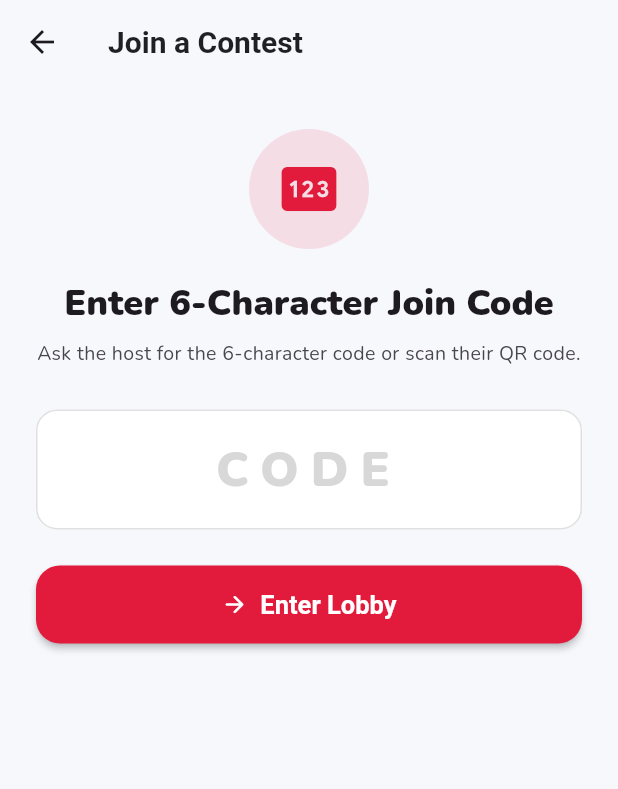
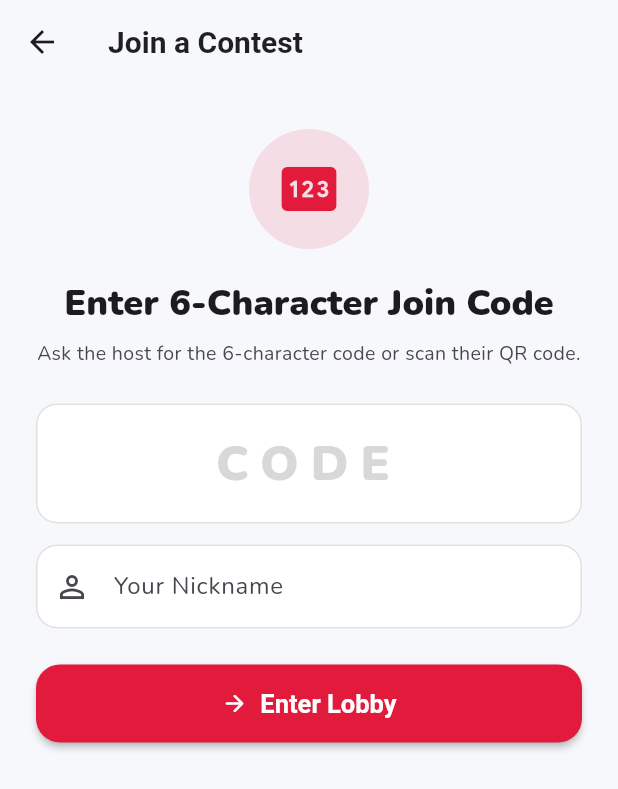
Before and after one commit to exocross-tech/EC-QUIZ, a Flutter app: the screen it shows once a user with an empty profile is signed in, after a tap on "Join a Contest", on a phone screen of 412 x 824 dp. Shown: the top 789 px of the screen. Run offline on Flutter 3.47's test engine with Material 3 defaults, Android fonts, the phone set to English and light mode, and no system bars; our stand-ins replace cloud_firestore, firebase_auth, firebase_core, flutter_riverpod, go_router, google_fonts and 3 more; missing offline and left inert: dart:html; accounts and stored records are empty.

Commit message:
feat: seamless guest instant play with Firebase Anonymous Auth and Nickname entry

```diff
--- a/lib/core/routing/app_router.dart
+++ b/lib/core/routing/app_router.dart
@@ -21,10 +21,13 @@ final routerProvider = Provider<GoRouter>((ref) {
       final isAuthenticated = authState.asData?.value != null;
       final isAuthRoute =
           state.matchedLocation == '/login' || state.matchedLocation == '/register';
+      final isGuestAllowedRoute =
+          state.matchedLocation.startsWith('/contests/join') ||
+          state.matchedLocation.startsWith('/contests/play');
 
       if (isLoading) return null;
 
-      if (!isAuthenticated && !isAuthRoute) {
+      if (!isAuthenticated && !isAuthRoute && !isGuestAllowedRoute) {
         return '/login';
       }
 
--- a/lib/features/auth/data/auth_repository.dart
+++ b/lib/features/auth/data/auth_repository.dart
@@ -22,6 +22,9 @@ abstract class AuthRepository {
     required String password,
   });
 
+  /// Signs in a user anonymously without requiring credentials.
+  Future<AppUser> signInAnonymously();
+
   /// Sends a password reset email.
   Future<void> sendPasswordResetEmail(String email);
 
--- a/lib/features/auth/domain/app_user.dart
+++ b/lib/features/auth/domain/app_user.dart
@@ -2,11 +2,13 @@ class AppUser {
   final String uid;
   final String? email;
   final String? displayName;
+  final bool isAnonymous;
 
   const AppUser({
     required this.uid,
     this.email,
     this.displayName,
+    this.isAnonymous = false,
   });
 
   String get id => uid;
--- a/lib/features/auth/presentation/login_screen.dart
+++ b/lib/features/auth/presentation/login_screen.dart
@@ -242,7 +242,49 @@ class _LoginScreenState extends ConsumerState<LoginScreen> {
                     icon: Icons.login,
                     onPressed: _handleLogin,
                   ),
-                  const SizedBox(height: 24),
+                  const SizedBox(height: 16),
+
+                  // Divider with "OR"
+                  Row(
+                    children: [
+                      Expanded(child: Divider(color: Colors.grey.withValues(alpha: 0.3))),
+                      Padding(
+                        padding: const EdgeInsets.symmetric(horizontal: 12),
+                        child: Text(
+                          'OR',
+                          style: TextStyle(
+                            fontSize: 12,
+                            fontWeight: FontWeight.bold,
+                            color: Colors.grey.shade500,
+                          ),
+                        ),
+                      ),
+                      Expanded(child: Divider(color: Colors.grey.withValues(alpha: 0.3))),
+                    ],
+                  ),
+                  const SizedBox(height: 16),
+
+                  // Play as Guest Button
+                  OutlinedButton.icon(
+                    onPressed: isLoading ? null : () => context.push('/contests/join'),
+                    style: OutlinedButton.styleFrom(
+                      padding: const EdgeInsets.symmetric(vertical: 14),
+                      side: const BorderSide(color: AppColors.primary, width: 1.5),
+                      shape: RoundedRectangleBorder(
+                        borderRadius: BorderRadius.circular(16),
+                      ),
+                    ),
+                    icon: const Icon(Icons.sports_esports_outlined, color: AppColors.primary),
+                    label: const Text(
+                      'Play as Guest (Enter Code)',
+                      style: TextStyle(
+                        fontSize: 15,
+                        fontWeight: FontWeight.bold,
+                        color: AppColors.primary,
+                      ),
+                    ),
+                  ),
+                  const SizedBox(height: 20),
 
                   // Sign up prompt
                   Row(
--- a/lib/features/contest/presentation/join_contest_screen.dart
+++ b/lib/features/contest/presentation/join_contest_screen.dart
@@ -2,6 +2,7 @@ import 'package:flutter/material.dart';
 import 'package:flutter_riverpod/flutter_riverpod.dart';
 import 'package:go_router/go_router.dart';
 import '../../../../core/constants/app_colors.dart';
+import '../../auth/presentation/auth_controller.dart';
 import 'join_contest_controller.dart';
 
 class JoinContestScreen extends ConsumerStatefulWidget {
@@ -19,6 +20,7 @@ class JoinContestScreen extends ConsumerStatefulWidget {
 class _JoinContestScreenState extends ConsumerState<JoinContestScreen> {
   final TextEditingController _codeController = TextEditingController();
   final TextEditingController _pinController = TextEditingController();
+  final TextEditingController _nicknameController = TextEditingController();
 
   @override
   void initState() {
@@ -29,6 +31,12 @@ class _JoinContestScreenState extends ConsumerState<JoinContestScreen> {
     WidgetsBinding.instance.addPostFrameCallback((_) {
       if (mounted) {
         ref.read(joinContestControllerProvider.notifier).reset();
+        final user = ref.read(authStateProvider).asData?.value;
+        final profile = ref.read(currentUserProfileProvider).asData?.value;
+        final name = profile?.displayName ?? user?.displayName;
+        if (name != null && name.isNotEmpty && _nicknameController.text.isEmpty) {
+          _nicknameController.text = name;
+        }
       }
     });
   }
@@ -37,12 +45,14 @@ class _JoinContestScreenState extends ConsumerState<JoinContestScreen> {
   void dispose() {
     _codeController.dispose();
     _pinController.dispose();
+    _nicknameController.dispose();
     super.dispose();
   }
 
   Future<void> _handleJoin() async {
     final controller = ref.read(joinContestControllerProvider.notifier);
     final state = ref.read(joinContestControllerProvider);
+    final nickname = _nicknameController.text.trim();
 
     if (state.needsPin) {
       final pin = _pinController.text.trim();
@@ -55,7 +65,7 @@ class _JoinContestScreenState extends ConsumerState<JoinContestScreen> {
         );
         return;
       }
-      final success = await controller.submitPinAndJoin(pin);
+      final success = await controller.submitPinAndJoin(pin, nickname: nickname);
       if (success && mounted) {
         final contestId = ref.read(joinContestControllerProvider).contestFound?.id;
         if (contestId != null) {
@@ -73,7 +83,7 @@ class _JoinContestScreenState extends ConsumerState<JoinContestScreen> {
         );
         return;
       }
-      final contest = await controller.submitCode(code);
+      final contest = await controller.submitCode(code, nickname: nickname);
       if (contest != null && mounted) {
         final updatedState = ref.read(joinContestControllerProvider);
         if (!updatedState.needsPin && updatedState.isJoined) {
@@ -139,10 +149,10 @@ class _JoinContestScreenState extends ConsumerState<JoinContestScreen> {
                 ),
                 textAlign: TextAlign.center,
               ),
-              const SizedBox(height: 28),
+              const SizedBox(height: 24),
 
               // Code Input (or PIN input if needed)
-              if (!state.needsPin)
+              if (!state.needsPin) ...[
                 TextField(
                   controller: _codeController,
                   textCapitalization: TextCapitalization.characters,
@@ -169,8 +179,27 @@ class _JoinContestScreenState extends ConsumerState<JoinContestScreen> {
                     counterText: '',
                   ),
                   onSubmitted: (_) => _handleJoin(),
-                )
-              else
+                ),
+                const SizedBox(height: 14),
+
+                // Player Nickname Input (Instant Guest Play)
+                TextField(
+                  controller: _nicknameController,
+                  textCapitalization: TextCapitalization.words,
+                  textAlign: TextAlign.center,
+                  decoration: InputDecoration(
+                    labelText: 'Your Nickname',
+                    hintText: 'Enter nickname (e.g. Alex)',
+                    prefixIcon: const Icon(Icons.person_outline),
+                    filled: true,
+                    fillColor: theme.colorScheme.surface,
+                    border: OutlineInputBorder(
+                      borderRadius: BorderRadius.circular(16),
+                    ),
+                  ),
+                  onSubmitted: (_) => _handleJoin(),
+                ),
+              ] else
                 TextField(
                   controller: _pinController,
                   keyboardType: TextInputType.number,
```
Also changed, not shown: lib/features/auth/data/firebase_auth_repository.dart (+17 -0 lines), lib/features/auth/presentation/auth_controller.dart (+13 -0 lines), lib/features/contest/presentation/join_contest_controller.dart (+26 -9 lines).
